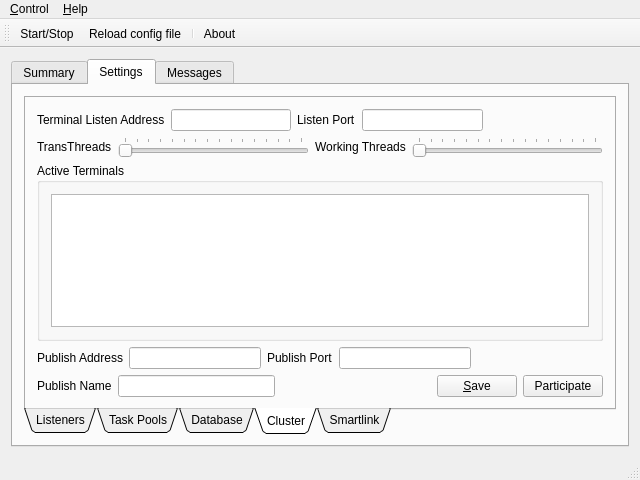
This is ZoomPipeline_FuncSvr/zpmainframe.ui in ChowZenki/zpserver as Qt 5 draws it before an edit. The edited form follows.
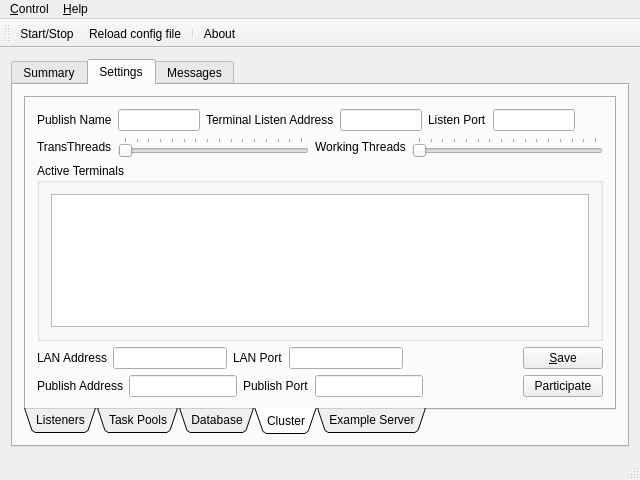
This is the edited form. The open tabs and pages were chosen to show the change. Icons and pictures are not drawn.

Patch:
```diff
--- a/ZoomPipeline_FuncSvr/zpmainframe.ui
+++ b/ZoomPipeline_FuncSvr/zpmainframe.ui
@@ -525,6 +525,16 @@
            <layout class="QVBoxLayout" name="verticalLayout_6">
             <item>
              <layout class="QHBoxLayout" name="horizontalLayout_12">
+              <item>
+               <widget class="QLabel" name="label_23">
+                <property name="text">
+                 <string>Publish Name</string>
+                </property>
+               </widget>
+              </item>
+              <item>
+               <widget class="QLineEdit" name="lineEdit_cluster_pub_name"/>
+              </item>
               <item>
                <widget class="QLabel" name="label_20">
                 <property name="text">
@@ -545,6 +555,19 @@
               <item>
                <widget class="QLineEdit" name="lineEdit_cluster_term_port"/>
               </item>
+              <item>
+               <spacer name="horizontalSpacer_10">
+                <property name="orientation">
+                 <enum>Qt::Horizontal</enum>
+                </property>
+                <property name="sizeHint" stdset="0">
+                 <size>
+                  <width>40</width>
+                  <height>20</height>
+                 </size>
+                </property>
+               </spacer>
+              </item>
               <item>
                <spacer name="horizontalSpacer_6">
                 <property name="orientation">
@@ -637,6 +660,50 @@
               <item>
                <widget class="QLabel" name="label_21">
                 <property name="text">
+                 <string>LAN Address</string>
+                </property>
+               </widget>
+              </item>
+              <item>
+               <widget class="QLineEdit" name="lineEdit_cluster_LAN_Addr"/>
+              </item>
+              <item>
+               <widget class="QLabel" name="label_22">
+                <property name="text">
+                 <string>LAN Port</string>
+                </property>
+               </widget>
+              </item>
+              <item>
+               <widget class="QLineEdit" name="lineEdit_cluster_LAN_Port"/>
+              </item>
+              <item>
+               <spacer name="horizontalSpacer_7">
+                <property name="orientation">
+                 <enum>Qt::Horizontal</enum>
+                </property>
+                <property name="sizeHint" stdset="0">
+                 <size>
+                  <width>40</width>
+                  <height>20</height>
+                 </size>
+                </property>
+               </spacer>
+              </item>
+              <item>
+               <widget class="QPushButton" name="pushButton_cluster_apply">
+                <property name="text">
+                 <string>&amp;Save</string>
+                </property>
+               </widget>
+              </item>
+             </layout>
+            </item>
+            <item>
+             <layout class="QHBoxLayout" name="horizontalLayout_17">
+              <item>
+               <widget class="QLabel" name="label_27">
+                <property name="text">
                  <string>Publish Address</string>
                 </property>
                </widget>
@@ -645,7 +712,7 @@
                <widget class="QLineEdit" name="lineEdit_cluster_pub_Addr"/>
               </item>
               <item>
-               <widget class="QLabel" name="label_22">
+               <widget class="QLabel" name="label_26">
                 <property name="text">
                  <string>Publish Port</string>
                 </property>
@@ -655,33 +722,6 @@
                <widget class="QLineEdit" name="lineEdit_cluster_pub_Port"/>
               </item>
               <item>
-               <spacer name="horizontalSpacer_7">
-                <property name="orientation">
-                 <enum>Qt::Horizontal</enum>
-                </property>
-                <property name="sizeHint" stdset="0">
-                 <size>
-                  <width>40</width>
-                  <height>20</height>
-                 </size>
-                </property>
-               </spacer>
-              </item>
-             </layout>
-            </item>
-            <item>
-             <layout class="QHBoxLayout" name="horizontalLayout_17">
-              <item>
-               <widget class="QLabel" name="label_23">
-                <property name="text">
-                 <string>Publish Name</string>
-                </property>
-               </widget>
-              </item>
-              <item>
-               <widget class="QLineEdit" name="lineEdit_cluster_pub_name"/>
-              </item>
-              <item>
                <spacer name="horizontalSpacer_9">
                 <property name="orientation">
                  <enum>Qt::Horizontal</enum>
@@ -694,13 +734,6 @@
                 </property>
                </spacer>
               </item>
-              <item>
-               <widget class="QPushButton" name="pushButton_cluster_apply">
-                <property name="text">
-                 <string>&amp;Save</string>
-                </property>
-               </widget>
-              </item>
               <item>
                <widget class="QPushButton" name="pushButton_join">
                 <property name="text">
@@ -718,7 +751,7 @@
              <normaloff>:/icons/Resources/Alienware (27).png</normaloff>:/icons/Resources/Alienware (27).png</iconset>
            </attribute>
            <attribute name="title">
-            <string>Smartlink</string>
+            <string>Example Server</string>
            </attribute>
            <layout class="QVBoxLayout" name="verticalLayout_5">
             <item>
```
Left out of the diff: 27 changed lines with no effect on the pictures.
